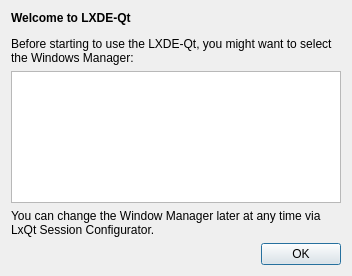
Qt form lxqt-session/src/wmselectdialog.ui (lxqt/lxqt-session) before a commit.
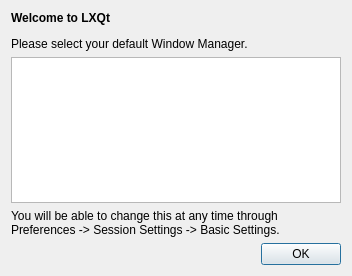
The same form after that commit.

Commit message: Update WM selection dialog

Diff of the .ui file:
```diff
--- a/lxqt-session/src/wmselectdialog.ui
+++ b/lxqt-session/src/wmselectdialog.ui
@@ -17,9 +17,7 @@
    <item>
     <widget class="QLabel" name="label">
      <property name="text">
-      <string>&lt;b&gt;Welcome to LXDE-Qt&lt;/b&gt;
-&lt;p&gt;
-Before starting to use the LXDE-Qt, you might want to select the Windows Manager:</string>
+      <string>&lt;html&gt;&lt;head/&gt;&lt;body&gt;&lt;p&gt;&lt;span style=&quot; font-weight:600;&quot;&gt;Welcome to LXQt&lt;/span&gt;&lt;/p&gt;&lt;p&gt;Please select your default Window Manager.&lt;/p&gt;&lt;/body&gt;&lt;/html&gt;</string>
      </property>
      <property name="wordWrap">
       <bool>true</bool>
@@ -70,7 +68,7 @@
    <item>
     <widget class="QLabel" name="label_2">
      <property name="text">
-      <string>You can change the Window Manager later at any time via LxQt Session Configurator.</string>
+      <string>You will be able to change this at any time through Preferences -&gt; Session Settings -&gt; Basic Settings.</string>
      </property>
      <property name="wordWrap">
       <bool>true</bool>
```
Left out of the diff: 2 changed lines with no effect on the pictures.
